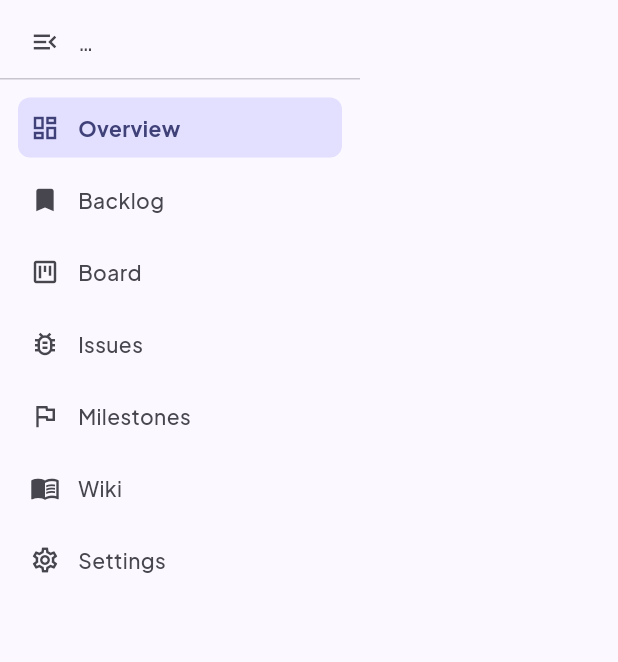
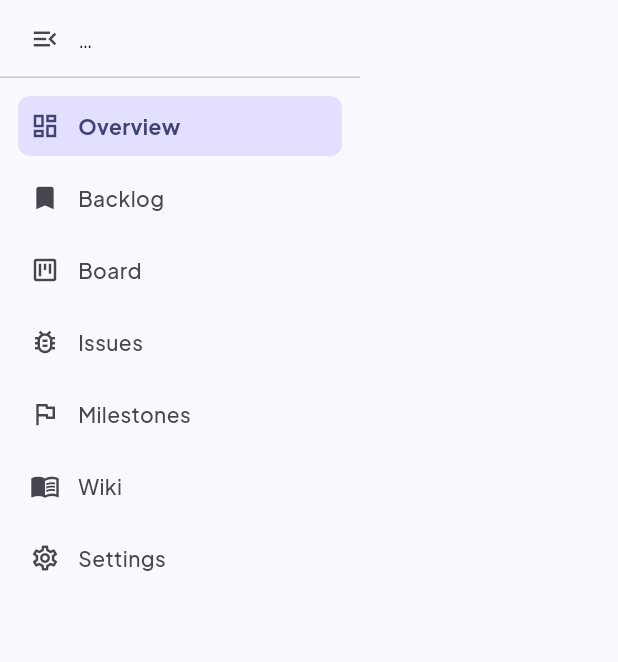
Before and after one commit to intellisoftalpin/intellipilot-front, a Flutter app: the _ProjectRail widget shown alone on an empty page, opened directly with empty values, after a tap on the "menu" icon, on a phone screen of 412 x 824 dp. Shown: the top 662 px of the screen. Run offline on Flutter 3.47's test engine with Material 3 defaults, Android fonts, the light colour scheme and no system bars; drawn by our look-alikes of dynamic_color; our stand-ins replace bloc, cookie_jar, dio, dio_cookie_manager, equatable, flutter_bloc and 7 more; missing offline and left inert: dart:js_interop; accounts and stored records are empty; generated files the repository leaves out were written again; network calls fail.

Commit message:
fix(shell): align rail header divider with top bar bottom border, take 2
Previously the rail header used a SizedBox(height: 4) spacer plus an
explicit Divider widget, while the top bar used Material.shape with a
bottom BorderSide. Two different rendering models put the two
horizontal lines on slightly different pixel rows.

Now the rail header lives inside its own Material with the SAME shape
(Border bottom) + SizedBox(height: 52) the top bar uses, so both
bottom borders are drawn by Material on the box's inner edge —
guaranteed to land on the exact same y. Internal icon column also
mirrors the destination row layout (outer 12 + inner 8) so the menu
icon shares the destinations' vertical line.

Also removes the divider.png reference screenshot from the repo.

```diff
--- a/lib/app/shell/main_shell.dart
+++ b/lib/app/shell/main_shell.dart
@@ -511,20 +511,28 @@ class _ProjectRailState extends State<_ProjectRail> {
         child: Column(
           crossAxisAlignment: CrossAxisAlignment.stretch,
           children: [
-            // 4px top padding aligns the rail header divider with the
-            // top bar's 52px bottom border on the right column — without
-            // it the rail divider lands 4px above the toolbar's line.
-            const SizedBox(height: 4),
-            _RailRow(
-              icon: expanded ? Icons.menu_open : Icons.menu,
-              label: expanded
-                  ? _ProjectName(projectId: widget.projectId)
-                  : null,
-              tooltip: expanded ? t.railCollapse : t.railExpand,
-              selected: false,
-              onTap: _toggle,
+            // Header lives in its own Material with the SAME bottom
+            // border shape + 52px SizedBox the top bar uses. That's
+            // the only way to guarantee both horizontal dividers land
+            // on exactly the same pixel row — Material.shape draws the
+            // border on the box's inner edge, which a separate
+            // `Divider` widget can't replicate without 1-pixel drift.
+            Material(
+              color: theme.colorScheme.surface,
+              shape: Border(
+                bottom: BorderSide(color: theme.colorScheme.outlineVariant),
+              ),
+              child: SizedBox(
+                height: 52,
+                child: _RailHeader(
+                  expanded: expanded,
+                  projectId: widget.projectId,
+                  collapseTooltip: t.railCollapse,
+                  expandTooltip: t.railExpand,
+                  onToggle: _toggle,
+                ),
+              ),
             ),
-            Divider(height: 1, color: theme.colorScheme.outlineVariant),
             const SizedBox(height: 8),
             for (var i = 0; i < items.length; i++)
               _RailRow(
@@ -563,6 +571,60 @@ class _RailItem {
   final IconData icon;
   final String label;
   final String path;
+}
+
+/// Rail header tap target — a single tile that toggles the rail and,
+/// when expanded, displays the current project name as its label.
+/// Lives inside a 52px Material shared shape with the top bar so the
+/// two bottom borders land on the same pixel row.
+class _RailHeader extends StatelessWidget {
+  const _RailHeader({
+    required this.expanded,
+    required this.projectId,
+    required this.collapseTooltip,
+    required this.expandTooltip,
+    required this.onToggle,
+  });
+
+  final bool expanded;
+  final String projectId;
+  final String collapseTooltip;
+  final String expandTooltip;
+  final VoidCallback onToggle;
+
+  @override
+  Widget build(BuildContext context) {
+    final theme = Theme.of(context);
+    final fg = theme.colorScheme.onSurfaceVariant;
+    // Match the destination row's icon column exactly: outer
+    // Padding(horizontal: 12) + inner padding(horizontal: 8) puts the
+    // 20px icon's centre at x=30 — same as the _RailRow rows below.
+    final tile = Padding(
+      padding: const EdgeInsets.symmetric(horizontal: 12),
+      child: Padding(
+        padding: const EdgeInsets.symmetric(horizontal: 8),
+        child: Row(
+          children: [
+            Icon(
+              expanded ? Icons.menu_open : Icons.menu,
+              size: 20,
+              color: fg,
+            ),
+            if (expanded) ...[
+              const SizedBox(width: 12),
+              Expanded(
+                child: _ProjectName(projectId: projectId),
+              ),
+            ],
+          ],
+        ),
+      ),
+    );
+    return Tooltip(
+      message: expanded ? collapseTooltip : expandTooltip,
+      child: InkWell(onTap: onToggle, child: tile),
+    );
+  }
 }
 
 /// A single row in the project rail. The icon sits at a fixed left line
```
